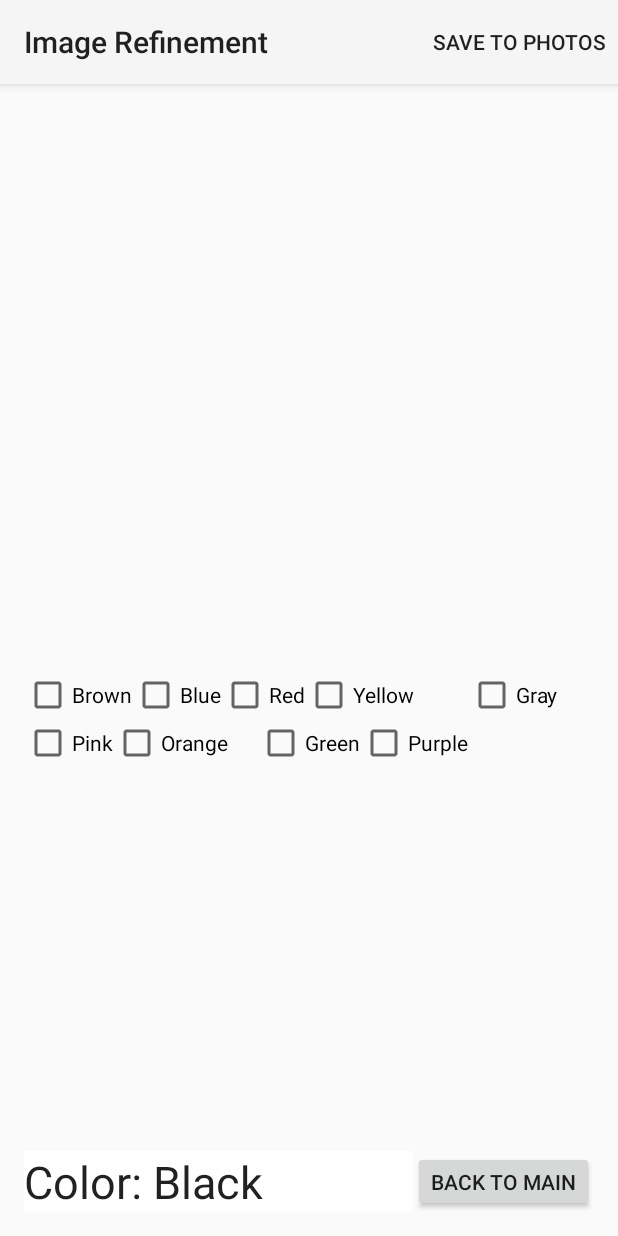
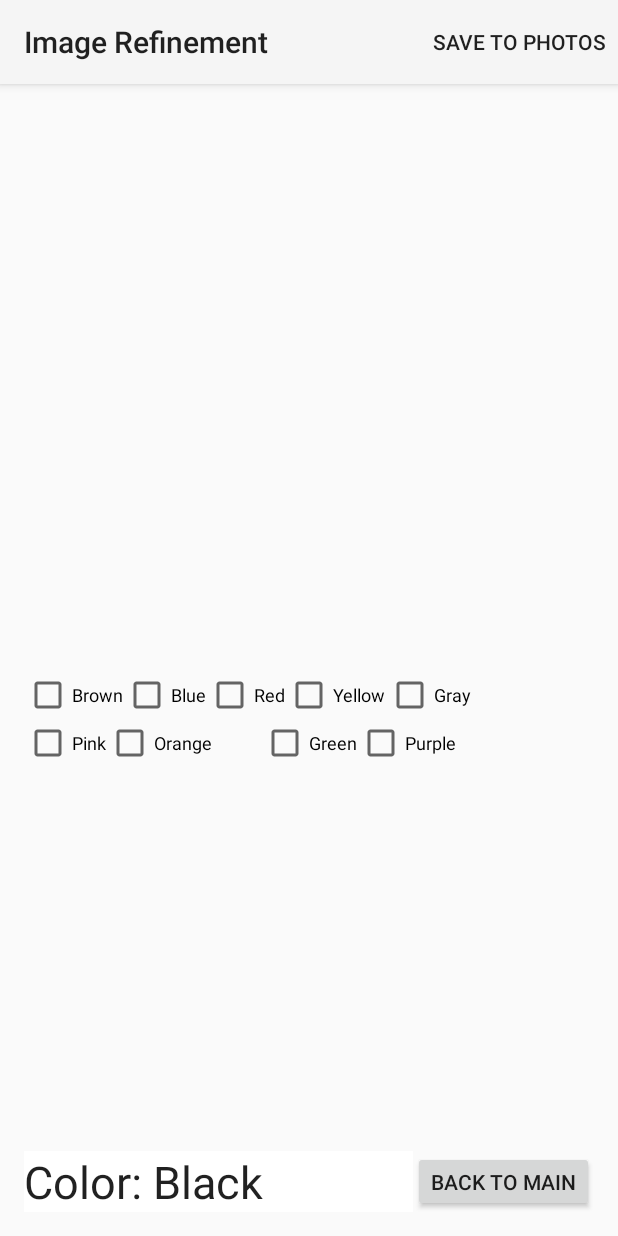
Before and after one commit to gnahum12345/C-Color-Android, an Android app: the screen it shows after launch (CoreActivity), after a tap on "CAPTURE IMAGE", on a phone screen of 412 x 824 dp. Run offline under Robolectric (Android 15) with nearby library versions, the phone set to English and light mode, and no system bars; 5 statements that could not run were skipped; 1 other tap on this screen came first.

Commit message:
version 2.0 done!!!!!!!
added gray checkbox

```diff
--- a/app/src/main/java/com/example/gaby/c_color/CoreActivity.java
+++ b/app/src/main/java/com/example/gaby/c_color/CoreActivity.java
@@ -5,33 +5,22 @@ import android.content.Context;
 import android.content.Intent;
 import android.graphics.Bitmap;
 import android.graphics.Color;
-import android.graphics.ImageFormat;
+
 import android.graphics.Matrix;
 import android.graphics.drawable.BitmapDrawable;
 import android.graphics.drawable.Drawable;
-import android.hardware.Camera;
-import android.media.Image;
 import android.os.Bundle;
 import android.provider.MediaStore;
 import android.util.Log;
 import android.view.Menu;
 import android.view.MenuItem;
-import android.view.ScaleGestureDetector;
-import android.view.SurfaceHolder;
-import android.view.SurfaceView;
 import android.view.View;
 import android.widget.Button;
 import android.widget.CheckBox;
 import android.widget.CompoundButton;
 import android.widget.ImageView;
-import android.widget.RadioButton;
-import android.widget.RadioGroup;
-import android.widget.Switch;
 import android.widget.TextView;
 import android.widget.Toast;
-import android.widget.ToggleButton;
-import android.widget.ZoomControls;
-import java.util.ArrayList;
 
 
 
@@ -837,16 +826,7 @@ public class CoreActivity extends Activity{
     protected void onPause() {
         super.onPause();
     //    param.setFlashMode(Camera.Parameters.FLASH_MODE_OFF);
-        try
-        {
-            // release the camera immediately on pause event
-            //releaseCamera();
 
-        }
-        catch(Exception e)
-        {
-            e.printStackTrace();
-        }
     }
 
     @Override
@@ -866,8 +846,8 @@ public class CoreActivity extends Activity{
         Matrix matrix = new Matrix();
         matrix.postRotate(90);
 
-        Bitmap rotatedBitmap = Bitmap.createBitmap(bitmap , 0, 0, bitmap.getWidth(),  bitmap.getHeight(), matrix, true);
-        return rotatedBitmap;
+        return (Bitmap.createBitmap(bitmap , 0, 0, bitmap.getWidth(),  bitmap.getHeight(), matrix, true));
+
     }
 
 
--- a/app/src/main/java/com/example/gaby/c_color/MainActivity.java
+++ b/app/src/main/java/com/example/gaby/c_color/MainActivity.java
@@ -34,7 +34,6 @@ public class MainActivity extends Activity implements SurfaceHolder.Callback {
     TextView label;
     String color;
     final String LABEL_TXT = "Color: ";
- //   final int MIN_YELLOW = 10;
     String [] colors = {/*0*/"Black",/*1*/"Brown",/*2*/"Red",/*3*/"Red",/*4*/"Green",/*5*/"Yellow",/*6*/"Brown",/*7*/"Orange",
                         /*8*/"Green",/*9*/"Green",/*10*/"Yellow",/*11*/"Brown",/*12*/"Green",/*13*/"Green",/*14*/"Green",/*15*/"Yellow",
                         /*16*/"Blue",/*17*/"Purple",/*18*/"Purple",/*19*/"Purple",/*20*/"Blue",/*21*/"Gray",/*22*/"Brown",/*23*/"Brown",
@@ -43,8 +42,7 @@ public class MainActivity extends Activity implements SurfaceHolder.Callback {
                         /*40*/"Green",/*41*/"Green",/*42*/"Gray",/*43*/"Pink",/*44*/"Green",/*45*/"Green",/*46*/"Green",/*47*/"Yellow",
                         /*48*/"Blue",/*49*/"Blue",/*50*/ "Purple",/*51*/"Pink",/*52*/"Blue",/*53*/"Blue",/*54*/"Purple",/*55*/"Pink",
                         /*56*/"Blue",/*57*/"Blue",/*58*/"Purple",/*59*/"Pink",/*60*/"Green",/*61*/"Green",/*62*/"Gray",/*63*/"Gray" };
-    int currIndex = 0;
-    int count= 1;
+
     // number of pixels//transforms NV21 pixel data into RGB pixels
     long [] rgb;
     long midColor;
@@ -52,7 +50,6 @@ public class MainActivity extends Activity implements SurfaceHolder.Callback {
     SurfaceHolder surfaceHolder;
     Button sliders;
     Button image;
-    boolean recording = false;
     boolean flashlight = false;
     boolean landscape = false;
     Camera.PictureCallback rawCallback;
--- a/app/src/main/res/layout/core_image.xml
+++ b/app/src/main/res/layout/core_image.xml
@@ -43,7 +43,8 @@
         android:id="@+id/Brown"
         android:layout_below="@+id/imageView"
         android:layout_alignParentStart="true"
-        android:checked="false" />
+        android:checked="false"
+        android:textSize="12dp" />
 
     <CheckBox
         android:layout_width="wrap_content"
@@ -52,7 +53,8 @@
         android:id="@+id/Blue"
         android:checked="false"
         android:layout_alignTop="@+id/Brown"
-        android:layout_toEndOf="@+id/Brown" />
+        android:layout_toEndOf="@+id/Brown"
+        android:textSize="12dp" />
 
     <CheckBox
         android:layout_width="wrap_content"
@@ -61,7 +63,8 @@
         android:id="@+id/Red"
         android:checked="false"
         android:layout_alignBottom="@+id/Blue"
-        android:layout_toEndOf="@+id/Blue" />
+        android:layout_toEndOf="@+id/Blue"
+        android:textSize="12dp" />
 
     <CheckBox
         android:layout_width="wrap_content"
@@ -70,7 +73,8 @@
         android:id="@+id/Yellow"
         android:checked="false"
         android:layout_alignBottom="@+id/Red"
-        android:layout_toEndOf="@+id/Red" />
+        android:layout_toEndOf="@+id/Red"
+        android:textSize="12dp" />
 
     <CheckBox
         android:layout_width="wrap_content"
@@ -79,7 +83,8 @@
         android:id="@+id/Purple"
         android:checked="false"
         android:layout_below="@+id/Yellow"
-        android:layout_toEndOf="@+id/Green" />
+        android:layout_toEndOf="@+id/Green"
+        android:textSize="12dp" />
 
     <CheckBox
         android:layout_width="wrap_content"
@@ -88,7 +93,8 @@
         android:id="@+id/Pink"
         android:checked="false"
         android:layout_below="@+id/Brown"
-        android:layout_alignParentStart="true" />
+        android:layout_alignParentStart="true"
+        android:textSize="12dp" />
 
     <CheckBox
         android:layout_width="wrap_content"
@@ -97,7 +103,8 @@
         android:id="@+id/Orange"
         android:checked="false"
         android:layout_below="@+id/Brown"
-        android:layout_toEndOf="@+id/Pink" />
+        android:layout_toEndOf="@+id/Pink"
+        android:textSize="12dp" />
 
     <CheckBox
         android:layout_width="wrap_content"
@@ -106,7 +113,8 @@
         android:id="@+id/Green"
         android:checked="false"
         android:layout_alignBottom="@+id/Orange"
-        android:layout_centerHorizontal="true" />
+        android:layout_centerHorizontal="true"
+        android:textSize="12dp" />
 
     <CheckBox
         android:layout_width="wrap_content"
@@ -115,7 +123,8 @@
         android:id="@+id/gray"
         android:checked="false"
         android:layout_below="@+id/imageView"
-        android:layout_toEndOf="@+id/Purple" />
+        android:layout_toEndOf="@+id/Yellow"
+        android:textSize="12dp" />
 
     <!--
     <RadioGroup
```
